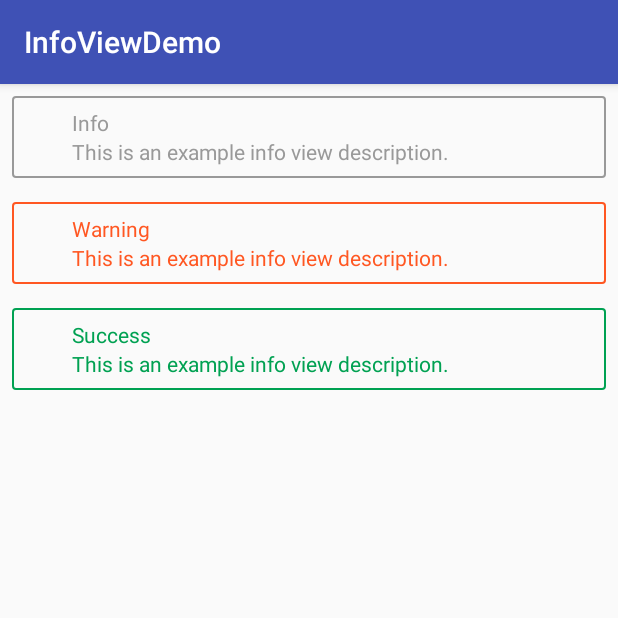
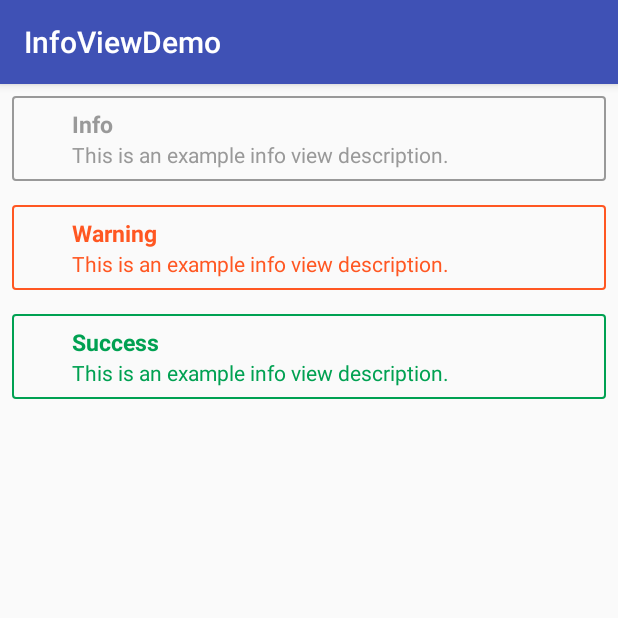
Before and after one commit to savepopulation/infoview, an Android app: the screen it shows after launch (MainActivity), on a phone screen of 412 x 824 dp, the top half of it. Run offline under Robolectric (Android 15) with nearby library versions, the phone set to English and light mode, and no system bars.

Commit message:
visual improvements for infoview

```diff
--- a/infoview/src/main/res/layout/custom_info_view.xml
+++ b/infoview/src/main/res/layout/custom_info_view.xml
@@ -26,7 +26,8 @@
             android:id="@+id/title"
             android:layout_width="match_parent"
             android:layout_height="wrap_content"
-            android:textSize="@dimen/default_text_size" />
+            android:textSize="@dimen/default_text_size_title"
+            android:textStyle="bold" />
 
         <TextView
             android:id="@+id/message"
--- a/infoview/src/main/res/values/dimens.xml
+++ b/infoview/src/main/res/values/dimens.xml
@@ -2,4 +2,5 @@
 <resources>
     <dimen name="size_half">8dp</dimen>
     <dimen name="default_text_size">14sp</dimen>
+    <dimen name="default_text_size_title">15sp</dimen>
 </resources>
```
